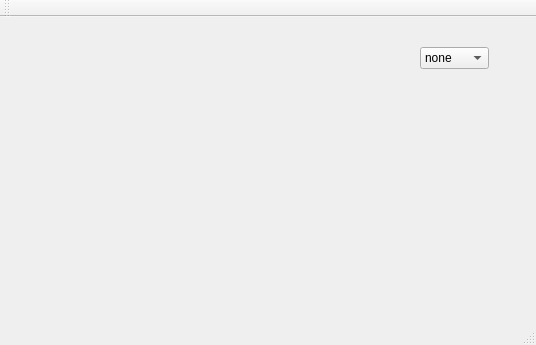
The window that mainwindow.ui (sergiqz/Adapter) describes before a commit, drawn with Qt 5.
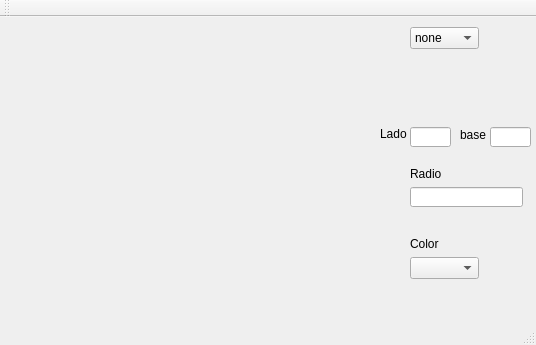
The same window after the commit.

Diff of the .ui file:
```diff
--- a/mainwindow.ui
+++ b/mainwindow.ui
@@ -30,8 +30,8 @@
    <widget class="QComboBox" name="cuadradito">
     <property name="geometry">
      <rect>
-      <x>420</x>
-      <y>30</y>
+      <x>410</x>
+      <y>10</y>
       <width>69</width>
       <height>22</height>
      </rect>
@@ -52,6 +52,98 @@
      </property>
     </item>
    </widget>
+   <widget class="QLineEdit" name="lado">
+    <property name="geometry">
+     <rect>
+      <x>410</x>
+      <y>110</y>
+      <width>41</width>
+      <height>20</height>
+     </rect>
+    </property>
+   </widget>
+   <widget class="QLineEdit" name="radio">
+    <property name="geometry">
+     <rect>
+      <x>410</x>
+      <y>170</y>
+      <width>113</width>
+      <height>20</height>
+     </rect>
+    </property>
+   </widget>
+   <widget class="QComboBox" name="colores">
+    <property name="geometry">
+     <rect>
+      <x>410</x>
+      <y>240</y>
+      <width>69</width>
+      <height>22</height>
+     </rect>
+    </property>
+   </widget>
+   <widget class="QLabel" name="label">
+    <property name="geometry">
+     <rect>
+      <x>410</x>
+      <y>220</y>
+      <width>46</width>
+      <height>13</height>
+     </rect>
+    </property>
+    <property name="text">
+     <string>Color</string>
+    </property>
+   </widget>
+   <widget class="QLabel" name="label_2">
+    <property name="geometry">
+     <rect>
+      <x>410</x>
+      <y>150</y>
+      <width>46</width>
+      <height>13</height>
+     </rect>
+    </property>
+    <property name="text">
+     <string>Radio</string>
+    </property>
+   </widget>
+   <widget class="QLabel" name="label_3">
+    <property name="geometry">
+     <rect>
+      <x>380</x>
+      <y>110</y>
+      <width>46</width>
+      <height>13</height>
+     </rect>
+    </property>
+    <property name="text">
+     <string>Lado</string>
+    </property>
+   </widget>
+   <widget class="QLabel" name="label_4">
+    <property name="geometry">
+     <rect>
+      <x>460</x>
+      <y>110</y>
+      <width>31</width>
+      <height>16</height>
+     </rect>
+    </property>
+    <property name="text">
+     <string>base</string>
+    </property>
+   </widget>
+   <widget class="QLineEdit" name="bases">
+    <property name="geometry">
+     <rect>
+      <x>490</x>
+      <y>110</y>
+      <width>41</width>
+      <height>20</height>
+     </rect>
+    </property>
+   </widget>
   </widget>
   <widget class="QMenuBar" name="menuBar">
    <property name="geometry">
```
